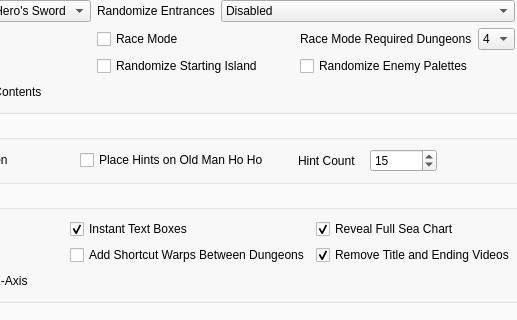
The window that wwr_ui/randomizer_window.ui (LagoLunatic/wwrando) describes before a commit, drawn with Qt 5; both pictures show x 170 to 687 and y 354 to 674 of the 943 by 844 pixel window.
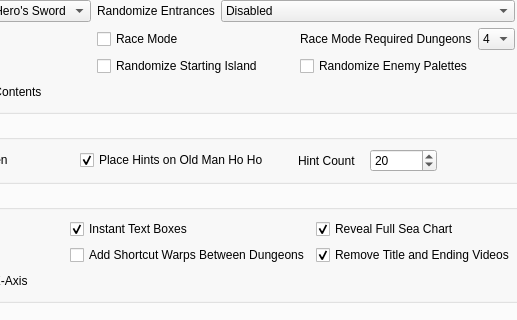
The same window after the commit.

Commit message: Default settings: Enable Hoho hints, change num hints to 20

The edit to the form file:
```diff
--- a/wwr_ui/randomizer_window.ui
+++ b/wwr_ui/randomizer_window.ui
@@ -28,8 +28,8 @@
         <rect>
          <x>0</x>
          <y>0</y>
-         <width>908</width>
-         <height>716</height>
+         <width>925</width>
+         <height>710</height>
         </rect>
        </property>
        <layout class="QVBoxLayout" name="verticalLayout_4">
@@ -618,6 +618,9 @@
                  <property name="text">
                   <string>Place Hints on Old Man Ho Ho</string>
                  </property>
+                 <property name="checked">
+                  <bool>true</bool>
+                 </property>
                 </widget>
                </item>
                <item row="0" column="2">
@@ -638,7 +641,7 @@
                     <number>32</number>
                    </property>
                    <property name="value">
-                    <number>15</number>
+                    <number>20</number>
                    </property>
                   </widget>
                  </item>
```
Left out of the diff: 15 changed lines with no effect on the pictures. The commit also changes 1 other file.
